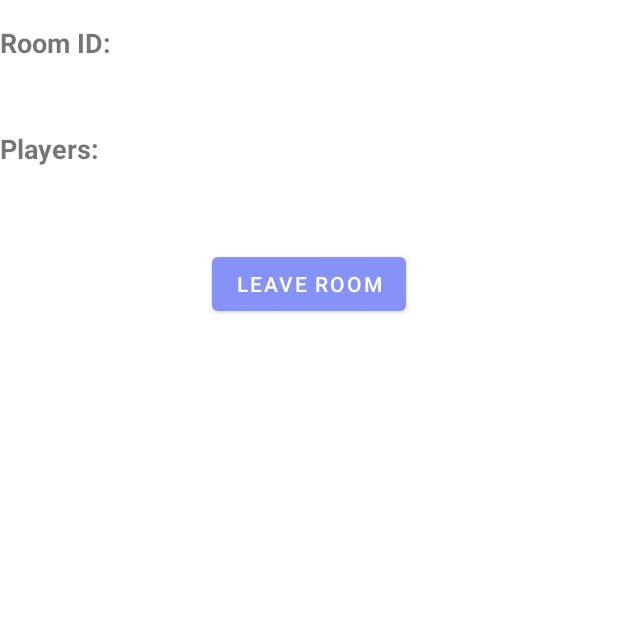
After one commit to waterextract/Projekt_Inzynieria_Oprogramowania, an Android app: the LobbyActivity screen opened directly, with no data from a screen before it, on a phone screen of 412 x 824 dp, the top half of it. The commit adds this screen. Run offline under Robolectric (Android 15) with nearby library versions, the phone set to English and light mode, and no system bars; our stand-ins replace Firebase (no records; nobody signed in at launch, a user with empty details on screens opened directly); 1 statement that could not run was skipped.

Commit message:
Initial Commit

```diff
--- a/app/build.gradle
+++ b/app/build.gradle
@@ -47,6 +47,8 @@ dependencies {
     implementation 'com.google.firebase:firebase-auth-ktx:22.3.1'
     implementation 'com.google.firebase:firebase-database-ktx:20.3.1'
     implementation 'androidx.activity:activity-ktx:1.9.0'
+    implementation 'androidx.activity:activity:1.8.0'
+    implementation 'com.google.firebase:firebase-firestore-ktx:24.11.1'
     testImplementation 'junit:junit:4.13.2'
     androidTestImplementation 'androidx.test.ext:junit:1.1.5'
     androidTestImplementation 'androidx.test.espresso:espresso-core:3.5.1'
--- a/app/src/main/AndroidManifest.xml
+++ b/app/src/main/AndroidManifest.xml
@@ -11,6 +11,9 @@
         android:supportsRtl="true"
         android:theme="@style/Theme.Apka"
         tools:targetApi="34">
+        <activity
+            android:name=".LobbyActivity"
+            android:exported="false" />
         <activity
             android:name=".JoinRoom"
             android:exported="false" />
--- /dev/null
+++ b/app/src/main/java/com/juliaijustyna/apka/LobbyActivity.kt
@@ -0,0 +1,92 @@
+package com.juliaijustyna.apka
+
+import android.os.Bundle
+import android.widget.Button
+import android.widget.TextView
+import android.widget.Toast
+import androidx.appcompat.app.AppCompatActivity
+import com.google.firebase.auth.FirebaseAuth
+import com.google.firebase.database.*
+
+class LobbyActivity : AppCompatActivity() {
+
+    private lateinit var roomId: String
+    private lateinit var roomRef: DatabaseReference
+    private lateinit var usersRef: DatabaseReference // Referencja do węzła z nazwami użytkowników
+
+    override fun onCreate(savedInstanceState: Bundle?) {
+        super.onCreate(savedInstanceState)
+        setContentView(R.layout.activity_lobby)
+
+        // Pobierz identyfikator pokoju przekazany z poprzedniej aktywności
+        roomId = intent.getStringExtra("roomId") ?: ""
+        if (roomId.isEmpty()) {
+            Toast.makeText(this, "Nieprawidłowy identyfikator pokoju", Toast.LENGTH_SHORT).show()
+            finish()
+            return
+        }
+
+        // Inicjalizuj referencję do pokoju w bazie danych Firebase
+        roomRef = FirebaseDatabase.getInstance().getReference("rooms").child(roomId)
+
+        // Inicjalizuj referencję do węzła z nazwami użytkowników
+        usersRef = FirebaseDatabase.getInstance().getReference("Users")
+
+        // Znajdź widoki w layoucie
+        val roomIdTextView: TextView = findViewById(R.id.roomIdValueTextView)
+        val playersListTextView: TextView = findViewById(R.id.playersListTextView)
+
+        // Ustaw wyświetlanie ID pokoju
+        roomIdTextView.text = roomId
+
+        // Dodaj nasłuchiwanie na zmiany w liście użytkowników
+        roomRef.child("players").addValueEventListener(object : ValueEventListener {
+            override fun onDataChange(snapshot: DataSnapshot) {
+                val userList = mutableListOf<String>()
+                for (userSnapshot in snapshot.children) {
+                    val userId = userSnapshot.key ?: ""
+                    // Pobierz nazwę użytkownika na podstawie UID
+                    usersRef.child(userId).child("name").addListenerForSingleValueEvent(object : ValueEventListener {
+                        override fun onDataChange(userDataSnapshot: DataSnapshot) {
+                            val username = userDataSnapshot.value?.toString() ?: ""
+                            userList.add(username)
+                            // Aktualizuj listę użytkowników w TextView
+                            playersListTextView.text = userList.joinToString(", ")
+                        }
+
+                        override fun onCancelled(error: DatabaseError) {
+                            Toast.makeText(this@LobbyActivity, "Błąd pobierania danych użytkownika: ${error.message}", Toast.LENGTH_SHORT).show()
+                        }
+                    })
+                }
+            }
+
+            override fun onCancelled(error: DatabaseError) {
+                Toast.makeText(this@LobbyActivity, "Błąd pobierania danych: ${error.message}", Toast.LENGTH_SHORT).show()
+            }
+        })
+
+        // Obsługa przycisku opuszczania pokoju
+        val leaveButton: Button = findViewById(R.id.leaveButton)
+        leaveButton.setOnClickListener {
+            leaveRoom()
+        }
+    }
+
+    private fun leaveRoom() {
+        // Usuń bieżącego użytkownika z listy uczestników pokoju
+        val currentUser = FirebaseAuth.getInstance().currentUser
+        if (currentUser != null) {
+            val playerId = currentUser.uid
+            roomRef.child("players").child(playerId).removeValue()
+                .addOnSuccessListener {
+                    Toast.makeText(this, "Pomyślnie opuszczono pokój", Toast.LENGTH_SHORT).show()
+                    // Przejdź do poprzedniej aktywności lub ekranu głównego
+                    onBackPressed()
+                }
+                .addOnFailureListener {
+                    Toast.makeText(this, "Błąd podczas opuszczania pokoju: ${it.message}", Toast.LENGTH_SHORT).show()
+                }
+        }
+    }
+}
--- /dev/null
+++ b/app/src/main/res/layout/activity_lobby.xml
@@ -0,0 +1,52 @@
+<?xml version="1.0" encoding="utf-8"?>
+<RelativeLayout xmlns:android="http://schemas.android.com/apk/res/android"
+    android:layout_width="match_parent"
+    android:layout_height="match_parent">
+
+    <TextView
+        android:id="@+id/roomIdTextView"
+        android:layout_width="wrap_content"
+        android:layout_height="wrap_content"
+        android:layout_marginTop="16dp"
+        android:text="Room ID:"
+        android:textSize="18sp"
+        android:textStyle="bold" />
+
+    <TextView
+        android:id="@+id/roomIdValueTextView"
+        android:layout_width="wrap_content"
+        android:layout_height="wrap_content"
+        android:layout_below="@id/roomIdTextView"
+        android:layout_marginTop="8dp"
+        android:text=""
+        android:textSize="16sp" />
+
+    <TextView
+        android:id="@+id/playersTextView"
+        android:layout_width="wrap_content"
+        android:layout_height="wrap_content"
+        android:layout_below="@id/roomIdValueTextView"
+        android:layout_marginTop="16dp"
+        android:text="Players:"
+        android:textSize="18sp"
+        android:textStyle="bold" />
+
+    <TextView
+        android:id="@+id/playersListTextView"
+        android:layout_width="wrap_content"
+        android:layout_height="wrap_content"
+        android:layout_below="@id/playersTextView"
+        android:layout_marginTop="8dp"
+        android:text=""
+        android:textSize="16sp" />
+
+    <Button
+        android:id="@+id/leaveButton"
+        android:layout_width="wrap_content"
+        android:layout_height="wrap_content"
+        android:layout_below="@id/playersListTextView"
+        android:layout_centerHorizontal="true"
+        android:layout_marginTop="24dp"
+        android:text="Leave Room" />
+
+</RelativeLayout>
```
Also changed, not shown: app/src/main/java/com/juliaijustyna/apka/HomeFragment.kt (+8 -1 lines), app/src/main/java/com/juliaijustyna/apka/JoinRoom.kt (+24 -10 lines), app/src/main/java/com/juliaijustyna/apka/MakeRoom.kt (+4 -3 lines), 2 other files.
